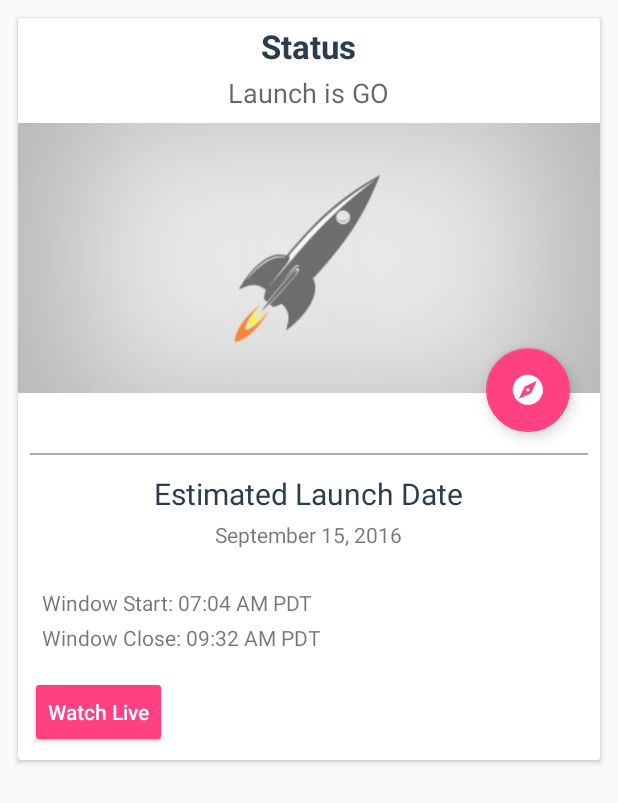
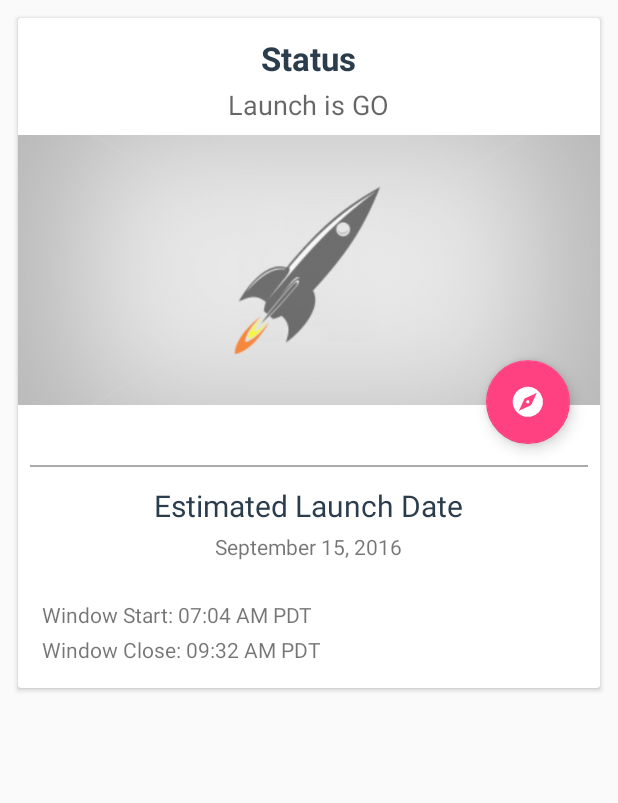
Before and after one commit to aaronoe/space_launch_manifest, an Android app: the layout detailpage_detailtab.xml on its own in the app's theme, with its tools: preview values and no code run, on a phone screen of 412 x 824 dp. Shown: the top 803 px of the screen. Run offline under Robolectric (Android 15) with nearby library versions, the phone set to English and light mode, and no system bars.

Commit message:
Finished the launch detail tab

```diff
--- a/app/src/main/java/com/example/android/spacelaunchmanifest/DetailpageMissionFragment.java
+++ b/app/src/main/java/com/example/android/spacelaunchmanifest/DetailpageMissionFragment.java
@@ -5,6 +5,9 @@ import android.support.v4.app.Fragment;
 import android.view.LayoutInflater;
 import android.view.View;
 import android.view.ViewGroup;
+
+import java.text.SimpleDateFormat;
+import java.util.Date;
 
 /**
  * Created by aaron on 9/14/2016.
--- a/app/src/main/java/com/example/android/spacelaunchmanifest/LaunchArrayAdapter.java
+++ b/app/src/main/java/com/example/android/spacelaunchmanifest/LaunchArrayAdapter.java
@@ -145,7 +145,6 @@ public class LaunchArrayAdapter extends ArrayAdapter<LaunchItem> {
             watchLiveButton.setVisibility(View.GONE);
         }
 
-        // TODO: More info button
         Button moreInfoButton = (Button) listItemView.findViewById(R.id.more_info_button);
 
         moreInfoButton.setOnClickListener(new View.OnClickListener() {
--- a/app/src/main/res/layout/detailpage_detailtab.xml
+++ b/app/src/main/res/layout/detailpage_detailtab.xml
@@ -36,6 +36,7 @@
                 android:textAppearance="?android:textAppearanceLarge"
                 android:textStyle="bold"
                 android:layout_margin="4dp"
+                android:paddingTop="8dp"
                 android:text="Status"
                 android:layout_gravity="center_horizontal" />
 
@@ -44,6 +45,7 @@
                 android:layout_height="wrap_content"
                 android:textAppearance="?android:textAppearanceMedium"                android:layout_marginBottom="8dp"
                 android:layout_gravity="center_horizontal"
+                android:id="@+id/launch_status"
                 tools:text="Launch is GO" />
 
 
@@ -86,7 +88,7 @@
 
 
                 <TextView
-                    android:id="@+id/detail_est_launch_date"
+                    android:id="@+id/string_est_launch_date"
                     android:layout_width="wrap_content"
                     android:layout_height="wrap_content"
                     android:layout_marginTop="12dp"
@@ -94,7 +96,7 @@
                     android:layout_below="@+id/detail_divider"
                     android:textColor="@color/textColorLaunchLocation"
                     android:textSize="20sp"
-                    tools:text="Estimated Launch Date" />
+                    android:text="@string/est_launch_date" />
 
             </RelativeLayout>
 
@@ -103,14 +105,15 @@
                 android:layout_width="wrap_content"
                 android:layout_height="wrap_content"
                 android:layout_margin="4dp"
-                android:layout_below="@+id/detail_est_launch_date"
+                android:layout_below="@+id/string_est_launch_date"
                 android:layout_gravity="center_horizontal"
                 tools:text="September 15, 2016"
-                android:id="@+id/lone_mission_description" />
+                android:id="@+id/full_launch_date" />
 
             <TextView
                 android:layout_width="wrap_content"
                 android:layout_height="wrap_content"
+                android:id="@+id/detail_window_open"
                 android:layout_marginTop="22dp"
                 android:layout_marginLeft="16dp"
                 tools:text="Window Start: 07:04 AM PDT"/>
@@ -118,8 +121,10 @@
             <TextView
                 android:layout_width="wrap_content"
                 android:layout_height="wrap_content"
+                android:id="@+id/detail_window_close"
                 android:layout_marginTop="4dp"
                 android:layout_marginLeft="16dp"
+                android:layout_marginBottom="16dp"
                 tools:text="Window Close: 09:32 AM PDT"/>
 
 
@@ -128,13 +133,12 @@
                 android:layout_width="wrap_content"
                 android:layout_height="wrap_content"
                 android:text="@string/watch_live"
-                android:layout_marginTop="16dp"
                 android:layout_marginLeft="8dp"
                 android:layout_marginStart="8dp"
                 android:layout_marginBottom="8dp"
                 style="@style/Widget.AppCompat.Button.Colored"
                 android:textAllCaps="false"
-                android:visibility="visible"/>
+                android:visibility="gone"/>
 
         </LinearLayout>
 
--- a/app/src/main/res/values/colors.xml
+++ b/app/src/main/res/values/colors.xml
@@ -13,4 +13,7 @@
 
     <!-- Color for an probability between .0 and .2 -->
     <color name="probability1">#4A7BA7</color>
+
+    <color name="successful">#4CAF50</color>
+    <color name="unsuccessful">#F44336</color>
 </resources>
--- a/app/src/main/res/values/strings.xml
+++ b/app/src/main/res/values/strings.xml
@@ -4,4 +4,5 @@
     <string name="no_internet_connection">No internet connection</string>
     <string name="your_time">Your time:</string>
     <string name="watch_live">Watch Live</string>
+    <string name="est_launch_date">Estimated Launch Date</string>
 </resources>
```
Also changed, not shown: app/src/main/java/com/example/android/spacelaunchmanifest/DetailpageDetailFragment.java (+128 -1 lines), app/src/main/java/com/example/android/spacelaunchmanifest/LaunchItem.java (+38 -1 lines), app/src/main/java/com/example/android/spacelaunchmanifest/QueryTools.java (+9 -2 lines).
